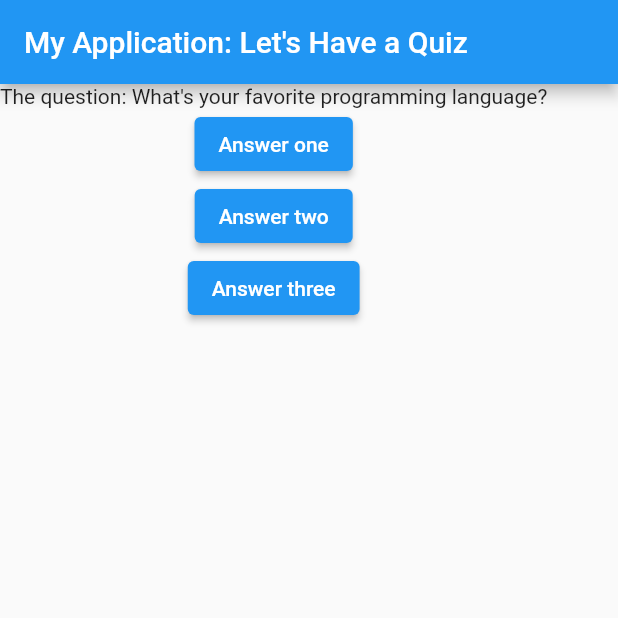
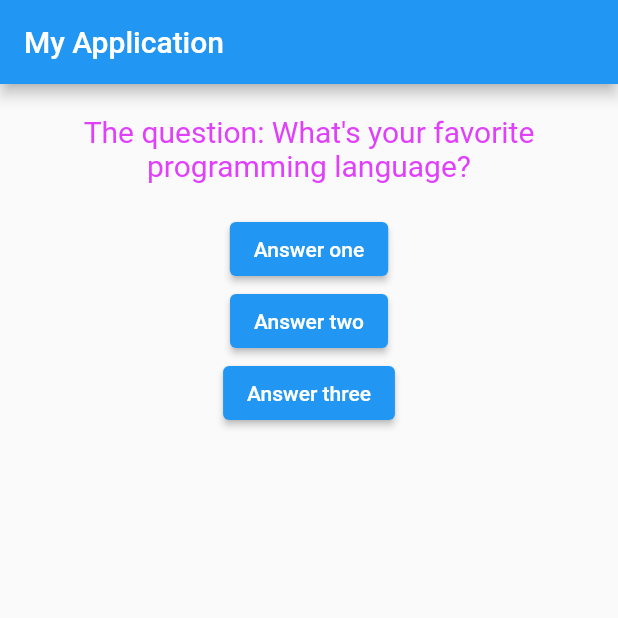
Before and after one commit to SBekzod/flutter_complete_guide, a Flutter app: the screen it shows after launch, on a phone screen of 412 x 824 dp, the top half of it. Run offline on Flutter 3.47's test engine with Material 2 defaults, Android fonts, the phone set to English and light mode, and no system bars.

Commit message:
feat: Container NAWC and it child argument

```diff
--- a/lib/main.dart
+++ b/lib/main.dart
@@ -30,7 +30,7 @@ class _MyAppState extends State<MyApp> {
     return MaterialApp(
       home: Scaffold(
         appBar: AppBar(
-          title: Text('My Application: Let\'s Have a Quiz'),
+          title: Text('My Application'),
         ),
         body: Column(
           children: <Widget>[
--- a/lib/question.dart
+++ b/lib/question.dart
@@ -1,12 +1,20 @@
 import 'package:flutter/material.dart';
 
 class Question extends StatelessWidget {
+  final String text;
 
-  String text = '';
   Question(this.text);
 
   @override
   Widget build(BuildContext context) {
-    return Text('The question: $text');
+    return Container(
+      margin: EdgeInsets.all(20) ,
+      width: double.infinity,
+      child:  Text(
+        'The question: $text',
+        style: TextStyle(color: Colors.purpleAccent, fontSize: 20),
+        textAlign: TextAlign.center,
+      ),
+    );
   }
 }
```
